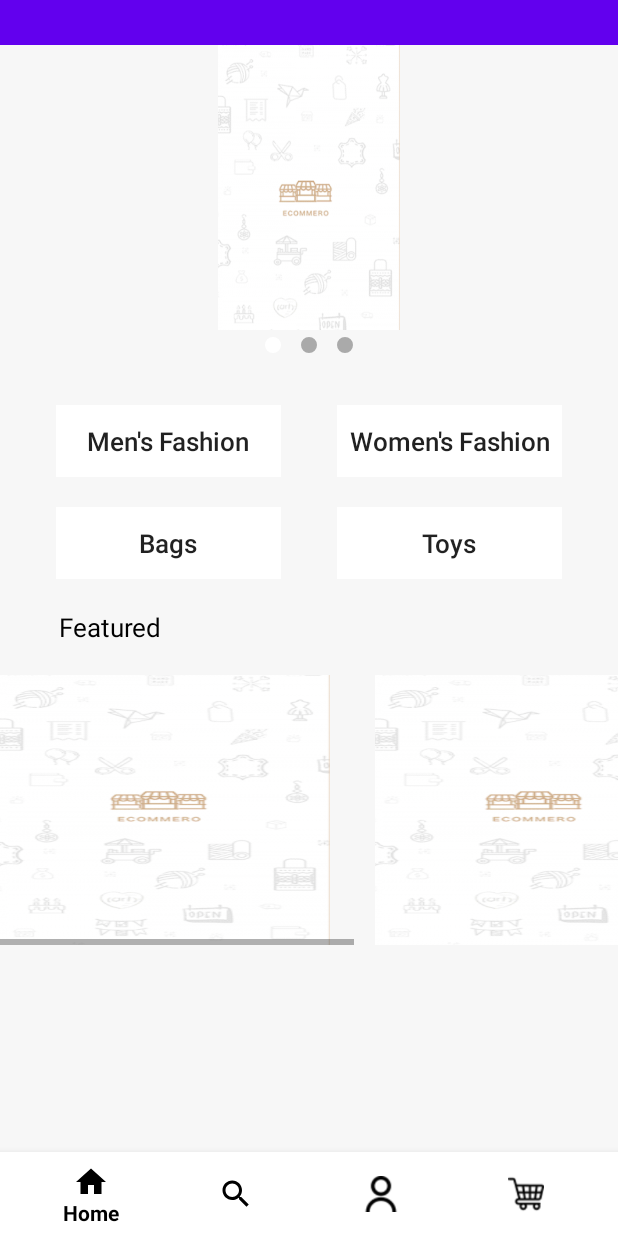
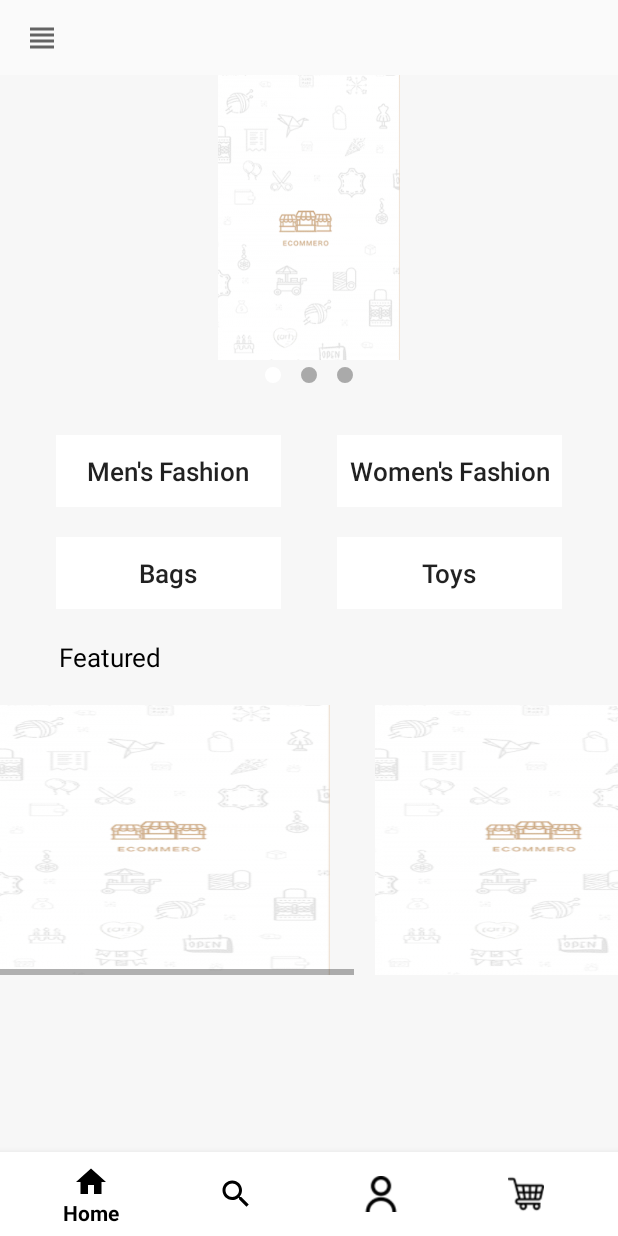
Before and after one commit to JBerat/designProject, an Android app: the layout activity_home_page_main.xml on its own in the app's theme, with its tools: preview values and no code run, on a phone screen of 412 x 824 dp. Run offline under Robolectric (Android 15) with nearby library versions, the phone set to English and light mode, and no system bars.

Commit message:
toolbar updated

```diff
--- a/app/src/main/AndroidManifest.xml
+++ b/app/src/main/AndroidManifest.xml
@@ -11,7 +11,7 @@
         android:theme="@style/AppTheme">
         <activity android:name=".HomePageMain"
             android:windowSoftInputMode="adjustPan"
-            android:theme="@style/AppTheme.ActionBar.Transparent"
+            android:theme="@style/AppTheme"
             ></activity>
         <activity
             android:name=".HomePage2"
--- a/app/src/main/java/com/beratucgul/designexample/HomePageMain.java
+++ b/app/src/main/java/com/beratucgul/designexample/HomePageMain.java
@@ -42,7 +42,7 @@ public class HomePageMain extends AppCompatActivity {
 
         mToolbar =  findViewById(R.id.toolbarLast);
         setSupportActionBar(mToolbar);
-
+        getSupportActionBar().setDisplayShowTitleEnabled(false);
        // Objects.requireNonNull(getSupportActionBar()).setDisplayHomeAsUpEnabled(true);
       //  getSupportActionBar().setDisplayShowHomeEnabled(true);
         drawerLayout = findViewById(R.id.navigation_layout);
--- /dev/null
+++ b/app/src/main/res/drawable/ic_menu_icon.xml
@@ -0,0 +1,10 @@
+<vector xmlns:android="http://schemas.android.com/apk/res/android"
+    android:width="24dp"
+    android:height="24dp"
+    android:viewportWidth="24"
+    android:viewportHeight="24"
+    android:tint="?attr/colorControlNormal">
+  <path
+      android:fillColor="@android:color/white"
+      android:pathData="M4,15h16v-2L4,13v2zM4,19h16v-2L4,17v2zM4,11h16L20,9L4,9v2zM4,5v2h16L20,5L4,5z"/>
+</vector>
--- a/app/src/main/res/layout/custom_app_bar.xml
+++ b/app/src/main/res/layout/custom_app_bar.xml
@@ -9,29 +9,32 @@
         android:layout_width="match_parent"
         android:layout_height="match_parent"
         android:orientation="vertical">
+
         <com.google.android.material.appbar.AppBarLayout
+            android:id="@+id/app_bar"
             android:layout_width="match_parent"
-            android:layout_height="30dp"
-            app:elevation="0dp"
-            android:id="@+id/app_bar"
-            android:theme="@style/AppTheme.AppBarOverlay">
+            android:layout_height="50dp"
+            android:background="#00FFFFFF"
+            app:elevation="0dp">
+
             <androidx.appcompat.widget.Toolbar
                 android:id="@+id/toolbarLast"
                 android:layout_width="match_parent"
-                android:layout_height="30dp"
-                android:background="@color/colorPrimary"
-                app:popupTheme="@style/AppTheme.PopupOverlay"
-                />
+                android:layout_height="50dp"
+                android:background="#00008577"
+                app:navigationIcon="@drawable/ic_menu_icon"
+                app:popupTheme="@style/AppTheme.PopupOverlay" />
         </com.google.android.material.appbar.AppBarLayout>
 
         <fragment
+            android:id="@+id/nav_host_fragment"
+            android:name="androidx.navigation.fragment.NavHostFragment"
             android:layout_width="match_parent"
             android:layout_height="0dp"
+            android:layout_weight="1"
+            android:background="#00FFFFFF"
+            app:defaultNavHost="true"
             app:layout_behavior="@string/appbar_scrolling_view_behavior"
-            android:id="@+id/nav_host_fragment"
-            android:name="androidx.navigation.fragment.NavHostFragment"
-            android:layout_weight="1"
-            app:defaultNavHost="true"
             app:navGraph="@navigation/mobile_navigation" />
         <com.google.android.material.bottomnavigation.BottomNavigationView
             android:id="@+id/bottom_navigation"
@@ -44,9 +47,6 @@
             app:menu="@menu/bottom_nav_menu" />
 
 
-
-
-
     </LinearLayout>
 
 
```
